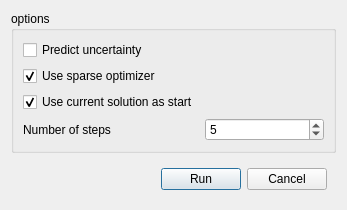
The window that libs/gui/sparsesolverconfigdialog.ui (french-paragon/steviapp) describes before a commit, drawn with Qt 5.
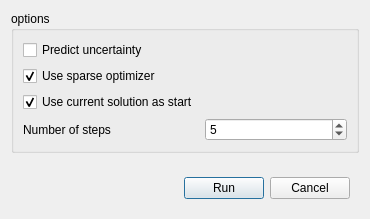
The same window after the commit. Custom widgets are drawn as their Qt base class.

What changed in the file:
```diff
--- a/libs/gui/sparsesolverconfigdialog.ui
+++ b/libs/gui/sparsesolverconfigdialog.ui
@@ -6,8 +6,8 @@
    <rect>
     <x>0</x>
     <y>0</y>
-    <width>347</width>
-    <height>204</height>
+    <width>370</width>
+    <height>219</height>
    </rect>
   </property>
   <property name="sizePolicy">
@@ -79,6 +79,9 @@
      </layout>
     </widget>
    </item>
+   <item>
+    <widget class="StereoVisionApp::FixedParametersOptionWidget" name="fixedParametersWidget" native="true"/>
+   </item>
    <item>
     <widget class="QWidget" name="widget" native="true">
      <layout class="QHBoxLayout" name="horizontalLayout">
@@ -114,6 +117,14 @@
    </item>
   </layout>
  </widget>
+ <customwidgets>
+  <customwidget>
+   <class>StereoVisionApp::FixedParametersOptionWidget</class>
+   <extends>QWidget</extends>
+   <header>fixedparametersoptionwidget.h</header>
+   <container>1</container>
+  </customwidget>
+ </customwidgets>
  <resources/>
  <connections>
   <connection>
```
